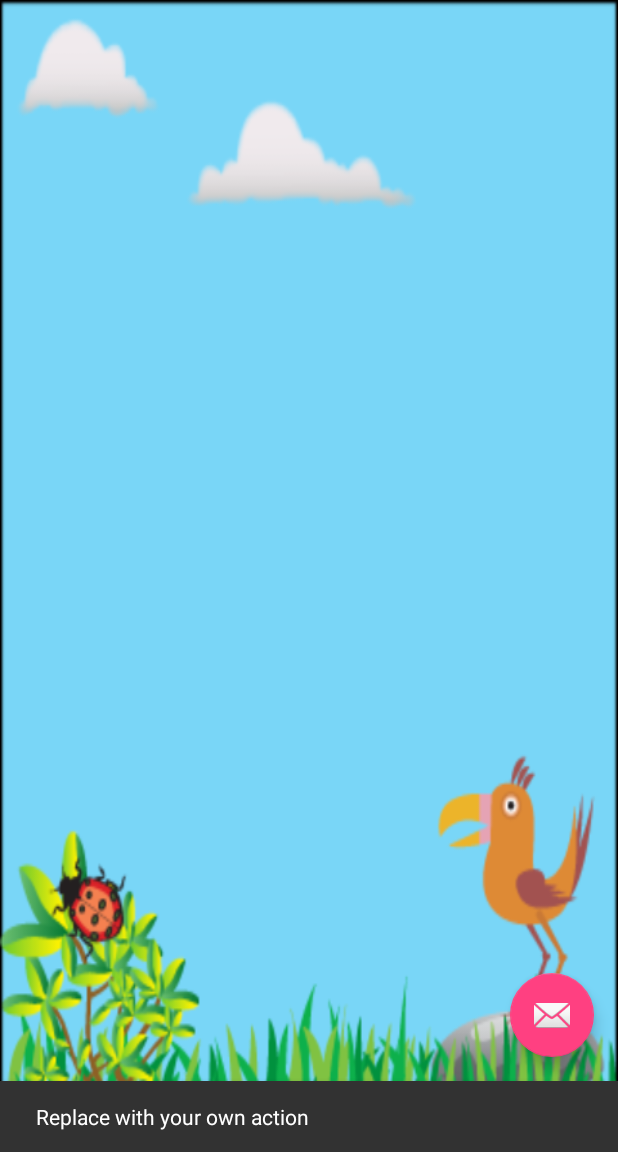
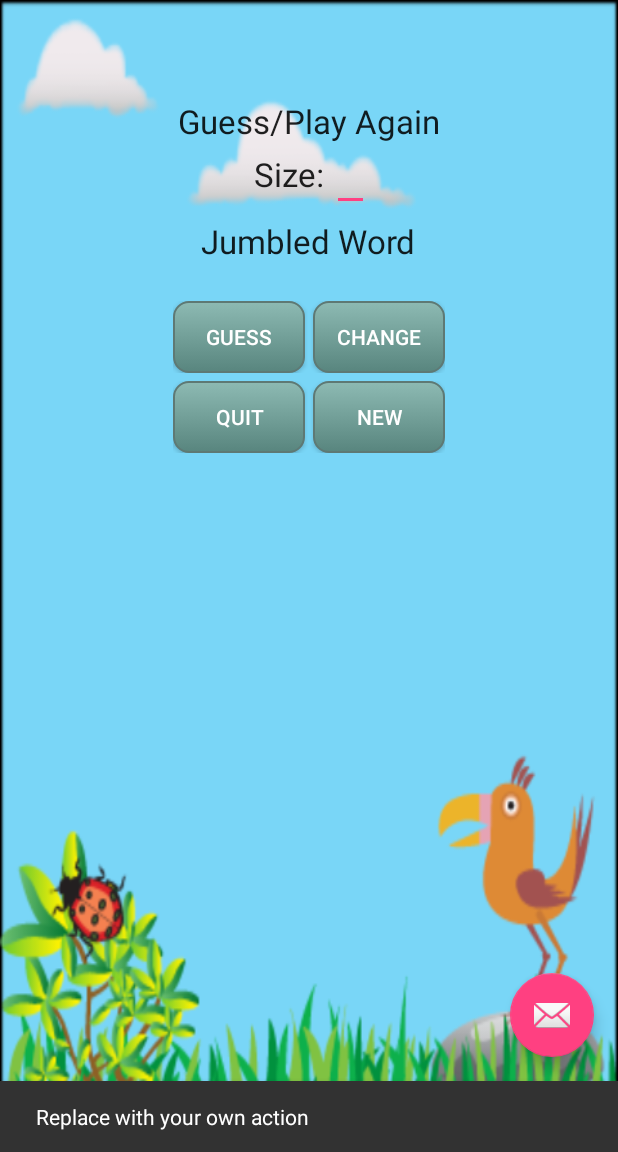
Before and after one commit to rcarswel/WordJumble, an Android app: the WordJumbleGameActivity screen opened directly, with no data from a screen before it, after a tap on an icon or button, on a phone screen of 412 x 824 dp, the part 84-1236 px from its top. Run offline under Robolectric (Android 15) with nearby library versions, the phone set to English and light mode, and no system bars.

Commit message:
Added layout view for jumble game. Still need to a function.

```diff
--- /dev/null
+++ b/app/src/main/res/drawable/softbtn.xml
@@ -0,0 +1,24 @@
+<?xml version="1.0" encoding="utf-8"?>
+<selector xmlns:android="http://schemas.android.com/apk/res/android">
+    <item android:state_pressed="true">
+        <shape android:shape="rectangle">
+            <corners android:radius="10dip" />
+            <stroke android:width="1dip" android:color="#5e7974" />
+            <gradient android:angle="-90" android:endColor="#689a92" android:startColor="#345953" />
+        </shape>
+    </item>
+    <item android:state_focused="true">
+        <shape android:shape="rectangle">
+            <corners android:radius="10dip" />
+            <stroke android:width="1dip" android:color="#5e7974" />
+            <solid android:color="#58857e" />
+        </shape>
+    </item>
+    <item>
+        <shape android:shape="rectangle">
+            <corners android:radius="10dip" />
+            <stroke android:width="1dip" android:color="#5e7974" />
+            <gradient android:angle="-90" android:endColor="#58857e" android:startColor="#8dbab3" />
+        </shape>
+    </item>
+</selector>
--- a/app/src/main/res/layout/content_main.xml
+++ b/app/src/main/res/layout/content_main.xml
@@ -4,42 +4,27 @@
     xmlns:tools="http://schemas.android.com/tools"
     android:layout_width="match_parent"
     android:layout_height="match_parent"
+    android:background="@drawable/bkgrdfront"
     android:paddingBottom="@dimen/activity_vertical_margin"
     android:paddingLeft="@dimen/activity_horizontal_margin"
     android:paddingRight="@dimen/activity_horizontal_margin"
     android:paddingTop="@dimen/activity_vertical_margin"
-    android:background="@drawable/bkgrdfront"
     app:layout_behavior="@string/appbar_scrolling_view_behavior"
     tools:context="edu.westga.cs6242.wordjumble.MainActivity"
     tools:showIn="@layout/activity_main">
 
 
     <Button
+        android:id="@+id/btnStart"
         android:layout_width="wrap_content"
         android:layout_height="wrap_content"
-        android:text="5 Word Play"
-        android:id="@+id/button"
         android:layout_alignParentTop="true"
         android:layout_centerHorizontal="true"
         android:layout_marginTop="200dp"
-        android:textSize="25dp"
+        android:background="@drawable/softbtn"
         android:paddingLeft="10dp"
         android:paddingRight="10dp"
+        android:text="@string/start"
         android:textColor="#ffffff"
-        android:background="#eba5a2a2"/>
-
-    <Button
-        android:layout_width="wrap_content"
-        android:layout_height="wrap_content"
-        android:text="6 Word Play"
-        android:id="@+id/button2"
-        android:textSize="25dp"
-        android:textColor="#ffffff"
-        android:background="#eba5a2a2"
-        android:layout_marginTop="25dp"
-        android:paddingLeft="10dp"
-        android:paddingRight="10dp"
-        android:layout_below="@+id/button"
-        android:layout_alignLeft="@+id/button"
-        android:layout_alignStart="@+id/button" />
+        android:textSize="25sp" />
 </RelativeLayout>
--- a/app/src/main/res/layout/content_word_jumble_game.xml
+++ b/app/src/main/res/layout/content_word_jumble_game.xml
@@ -4,13 +4,124 @@
     xmlns:tools="http://schemas.android.com/tools"
     android:layout_width="match_parent"
     android:layout_height="match_parent"
+    android:background="@drawable/bkgrdgame460"
     android:paddingBottom="@dimen/activity_vertical_margin"
     android:paddingLeft="@dimen/activity_horizontal_margin"
     android:paddingRight="@dimen/activity_horizontal_margin"
     android:paddingTop="@dimen/activity_vertical_margin"
-    android:background="@drawable/bkgrdgame460"
     app:layout_behavior="@string/appbar_scrolling_view_behavior"
     tools:context="edu.westga.cs6242.wordjumble.WordJumbleGameActivity"
     tools:showIn="@layout/activity_word_jumble_game">
 
+    <TextView
+        android:id="@+id/tvStatus"
+        android:layout_width="wrap_content"
+        android:layout_height="wrap_content"
+        android:layout_alignParentTop="true"
+        android:layout_centerHorizontal="true"
+        android:layout_marginTop="50dp"
+        android:text="@string/status"
+        android:textAppearance="?android:attr/textAppearanceLarge" />
+
+    <LinearLayout
+        android:id="@+id/llhSize"
+        android:layout_width="wrap_content"
+        android:layout_height="wrap_content"
+        android:layout_below="@id/tvStatus"
+        android:layout_centerHorizontal="true"
+        android:orientation="horizontal"
+        android:weightSum="1">
+
+        <TextView
+            android:id="@+id/tvSize"
+            android:layout_width="wrap_content"
+            android:layout_height="wrap_content"
+            android:text="@string/size"
+            android:textAppearance="?android:attr/textAppearanceLarge" />
+
+        <EditText
+            android:id="@+id/etSize"
+            android:layout_width="0dp"
+            android:layout_height="wrap_content"
+            android:layout_marginLeft="5dp"
+            android:layout_marginStart="5dp"
+            android:layout_weight="5"
+            android:inputType="number" />
+    </LinearLayout>
+
+    <TextView
+        android:id="@+id/tvJumbled"
+        android:layout_width="wrap_content"
+        android:layout_height="wrap_content"
+        android:layout_below="@id/llhSize"
+        android:layout_centerHorizontal="true"
+        android:layout_marginTop="5dp"
+        android:text="@string/jumbled"
+        android:textAppearance="?android:attr/textAppearanceLarge" />
+
+    <LinearLayout
+        android:id="@+id/llvBtns"
+        android:layout_width="wrap_content"
+        android:layout_height="wrap_content"
+        android:layout_below="@id/tvJumbled"
+        android:layout_centerHorizontal="true"
+        android:layout_marginTop="25dp"
+        android:orientation="vertical"
+        android:weightSum="1">
+
+        <LinearLayout
+            android:id="@+id/llhBtns1"
+            android:layout_width="wrap_content"
+            android:layout_height="wrap_content"
+            android:orientation="horizontal"
+            android:weightSum="1">
+
+            <Button
+                android:id="@+id/btnGuess"
+                android:layout_width="wrap_content"
+                android:layout_height="match_parent"
+                android:background="@drawable/softbtn"
+                android:text="@string/guess"
+                android:textColor="#ffffff" />
+
+            <Button
+                android:id="@+id/btnChange"
+                android:layout_width="wrap_content"
+                android:layout_height="match_parent"
+                android:layout_marginLeft="5dp"
+                android:layout_marginStart="5dp"
+                android:background="@drawable/softbtn"
+                android:text="@string/change"
+                android:textColor="#ffffff" />
+
+        </LinearLayout>
+
+        <LinearLayout
+            android:id="@+id/llhBtns2"
+            android:layout_width="wrap_content"
+            android:layout_height="wrap_content"
+            android:layout_marginTop="5dp"
+            android:orientation="horizontal"
+            android:weightSum="1">
+
+            <Button
+                android:id="@+id/btnQuit"
+                android:layout_width="wrap_content"
+                android:layout_height="match_parent"
+                android:background="@drawable/softbtn"
+                android:text="@string/quit"
+                android:textColor="#ffffff" />
+
+            <Button
+                android:id="@+id/btnNewWord"
+                android:layout_width="wrap_content"
+                android:layout_height="match_parent"
+                android:layout_marginLeft="5dp"
+                android:layout_marginStart="5dp"
+                android:background="@drawable/softbtn"
+                android:text="@string/new_word"
+                android:textColor="#ffffff" />
+
+        </LinearLayout>
+    </LinearLayout>
 </RelativeLayout>
--- a/app/src/main/res/values/strings.xml
+++ b/app/src/main/res/values/strings.xml
@@ -2,4 +2,12 @@
     <string name="app_name">WordJumble</string>
     <string name="action_settings">Settings</string>
     <string name="title_activity_word_jumble_game">WordJumbleGameActivity</string>
+    <string name="start">Start Game</string>
+    <string name="status">Guess/Play Again</string>
+    <string name="jumbled">Jumbled Word</string>
+    <string name="size">Size:</string>
+    <string name="guess">Guess</string>
+    <string name="change">Change</string>
+    <string name="quit">Quit</string>
+    <string name="new_word">New</string>
 </resources>
```
